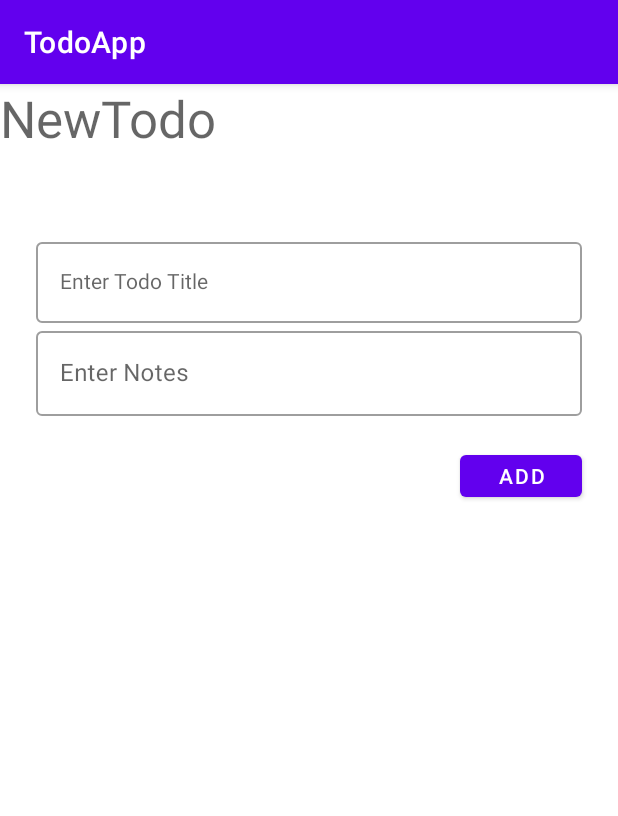
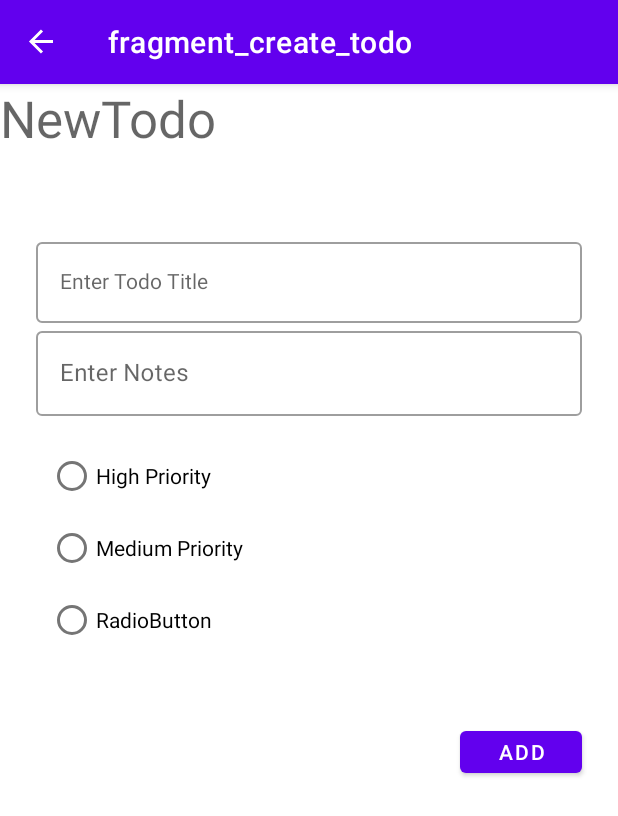
Before and after one commit to ardelvito/TodoApp, an Android app: the CreateTodoFragment screen opened through its navigation route, on a phone screen of 412 x 824 dp. Shown: the top 816 px of the screen. Run offline under Robolectric (Android 15) with nearby library versions, the phone set to English and light mode, and no system bars; our stand-ins replace Room's generated code, navigation-ui.

Commit message:
Checkpoint W9 di kelas

```diff
--- /dev/null
+++ b/app/src/main/java/com/example/todoapp/util/Util.kt
@@ -0,0 +1,15 @@
+package com.example.todoapp.util
+
+import android.content.Context
+import androidx.room.Room
+import com.example.todoapp.model.TodoDatabase
+
+val DB_NAME = "newtododb"
+
+fun buildDB(context: Context):TodoDatabase{
+    val db = Room.databaseBuilder(
+        context,
+        TodoDatabase::class.java, DB_NAME).build()
+
+    return db
+    }
--- a/app/src/main/java/com/example/todoapp/view/CreateTodoFragment.kt
+++ b/app/src/main/java/com/example/todoapp/view/CreateTodoFragment.kt
@@ -33,7 +33,7 @@ class CreateTodoFragment : Fragment() {
 
         val btnAdd = view.findViewById<Button>(R.id.btnAdd)
         btnAdd.setOnClickListener {
-            val txtTitle =  view.findViewById<EditText>(R.id.txtTitle)
+            val txtTitle =  view.findViewById<EditText>(R.id.txtTitleTodo)
             val txtNotes = view.findViewById<EditText>(R.id.txtNotes)
 
             val todo = Model.Todo(txtTitle.text.toString(), txtNotes.text.toString())
--- a/app/src/main/java/com/example/todoapp/view/MainActivity.kt
+++ b/app/src/main/java/com/example/todoapp/view/MainActivity.kt
@@ -2,11 +2,25 @@ package com.example.todoapp.view
 
 import androidx.appcompat.app.AppCompatActivity
 import android.os.Bundle
+import androidx.navigation.NavController
+import androidx.navigation.fragment.NavHostFragment
+import androidx.navigation.ui.NavigationUI
 import com.example.todoapp.R
 
 class MainActivity : AppCompatActivity() {
+
+    private lateinit var navController: NavController
+
     override fun onCreate(savedInstanceState: Bundle?) {
         super.onCreate(savedInstanceState)
         setContentView(R.layout.activity_main)
+
+        navController = (supportFragmentManager.findFragmentById(R.id.fragmentContainerView2) as NavHostFragment).navController
+
+        NavigationUI.setupActionBarWithNavController(this, navController)
+    }
+
+    override fun onNavigateUp(): Boolean {
+        return NavigationUI.navigateUp(navController,null)
     }
 }
--- a/app/src/main/java/com/example/todoapp/viewmodel/DetailTodoViewModel.kt
+++ b/app/src/main/java/com/example/todoapp/viewmodel/DetailTodoViewModel.kt
@@ -5,6 +5,7 @@ import androidx.lifecycle.AndroidViewModel
 import androidx.room.Room
 import com.example.todoapp.model.Model
 import com.example.todoapp.model.TodoDatabase
+import com.example.todoapp.util.buildDB
 import kotlinx.coroutines.CoroutineScope
 import kotlinx.coroutines.Dispatchers
 import kotlinx.coroutines.Job
@@ -17,9 +18,11 @@ class DetailTodoViewModel(application: Application):AndroidViewModel(application
 
     fun addTodo(todo: Model.Todo){
         launch {
-            val db = Room.databaseBuilder(
-                getApplication(),
-                TodoDatabase::class.java, "newtododb").build()
+//            val db = Room.databaseBuilder(
+//                getApplication(),
+//                TodoDatabase::class.java, "newtododb").build()
+            val db = buildDB(getApplication())
+
             db.todoDao().insertAll(todo)
 
         }
--- a/app/src/main/java/com/example/todoapp/viewmodel/ListTodoViewModel.kt
+++ b/app/src/main/java/com/example/todoapp/viewmodel/ListTodoViewModel.kt
@@ -6,6 +6,7 @@ import androidx.lifecycle.MutableLiveData
 import androidx.room.Room
 import com.example.todoapp.model.Model
 import com.example.todoapp.model.TodoDatabase
+import com.example.todoapp.util.buildDB
 import kotlinx.coroutines.CoroutineScope
 import kotlinx.coroutines.Dispatchers
 import kotlinx.coroutines.Job
@@ -27,9 +28,10 @@ class ListTodoViewModel(application: Application) : AndroidViewModel(application
             loadingLD.value = true
             todoLoadErrorLD.value = false
             launch {
-                val db = Room.databaseBuilder(
-                    getApplication(),
-                    TodoDatabase::class.java, "newtododb").build()
+//                val db = Room.databaseBuilder(
+//                    getApplication(),
+//                    TodoDatabase::class.java, "newtododb").build()
+                val db = buildDB(getApplication())
 
                 todoLD.postValue(db.todoDao().selectAllTodo())
             }
--- a/app/src/main/res/layout/fragment_create_todo.xml
+++ b/app/src/main/res/layout/fragment_create_todo.xml
@@ -9,7 +9,7 @@
 
     <!-- TODO: Update blank fragment layout -->
     <TextView
-        android:id="@+id/textView"
+        android:id="@+id/txtTodo"
         android:layout_width="0dp"
         android:layout_height="0dp"
         android:text="@string/newTodo"
@@ -34,7 +34,7 @@
         app:layout_constraintTop_toTopOf="parent">
 
         <com.google.android.material.textfield.TextInputEditText
-            android:id="@+id/txtTitle"
+            android:id="@+id/txtTitleTodo"
             style="@style/Widget.MaterialComponents.TextInputLayout.OutlinedBox"
             android:layout_width="match_parent"
             android:layout_height="wrap_content"
@@ -66,11 +66,41 @@
         android:id="@+id/btnAdd"
         android:layout_width="81dp"
         android:layout_height="40dp"
-        android:layout_marginTop="20dp"
+        android:layout_marginTop="204dp"
         android:layout_marginEnd="24dp"
         android:text="Add"
         app:layout_constraintEnd_toEndOf="parent"
         app:layout_constraintTop_toBottomOf="@+id/txtInputLayoutNotes" />
 
+    <RadioGroup
+        android:layout_width="0dp"
+        android:layout_height="wrap_content"
+        android:layout_marginStart="32dp"
+        android:layout_marginTop="16dp"
+        android:layout_marginEnd="32dp"
+        app:layout_constraintEnd_toEndOf="parent"
+        app:layout_constraintStart_toStartOf="parent"
+        app:layout_constraintTop_toBottomOf="@+id/txtInputLayoutNotes" >
+
+        <RadioButton
+            android:id="@+id/radioHigh"
+            android:layout_width="match_parent"
+            android:layout_height="wrap_content"
+            android:text="@string/highpriority"
+            />
+
+        <RadioButton
+            android:id="@+id/radioMedium"
+            android:layout_width="match_parent"
+            android:layout_height="wrap_content"
+            android:text="@string/mediumpriority" />
+
+        <RadioButton
+            android:id="@+id/radioLow"
+            android:layout_width="match_parent"
+            android:layout_height="wrap_content"
+            android:text="RadioButton" />
+    </RadioGroup>
+
 
 </androidx.constraintlayout.widget.ConstraintLayout>
--- a/app/src/main/res/values/strings.xml
+++ b/app/src/main/res/values/strings.xml
@@ -4,4 +4,7 @@
     <string name="hello_blank_fragment">Hello blank fragment</string>
     <string name="empty">Your todo is empty. Lets create a new one</string>
     <string name="newTodo">NewTodo</string>
+    <string name="highpriority">High Priority</string>
+    <string name="mediumpriority">Medium Priority</string>
+    <string name="radiolow">Low Priority</string>
 </resources>
```
